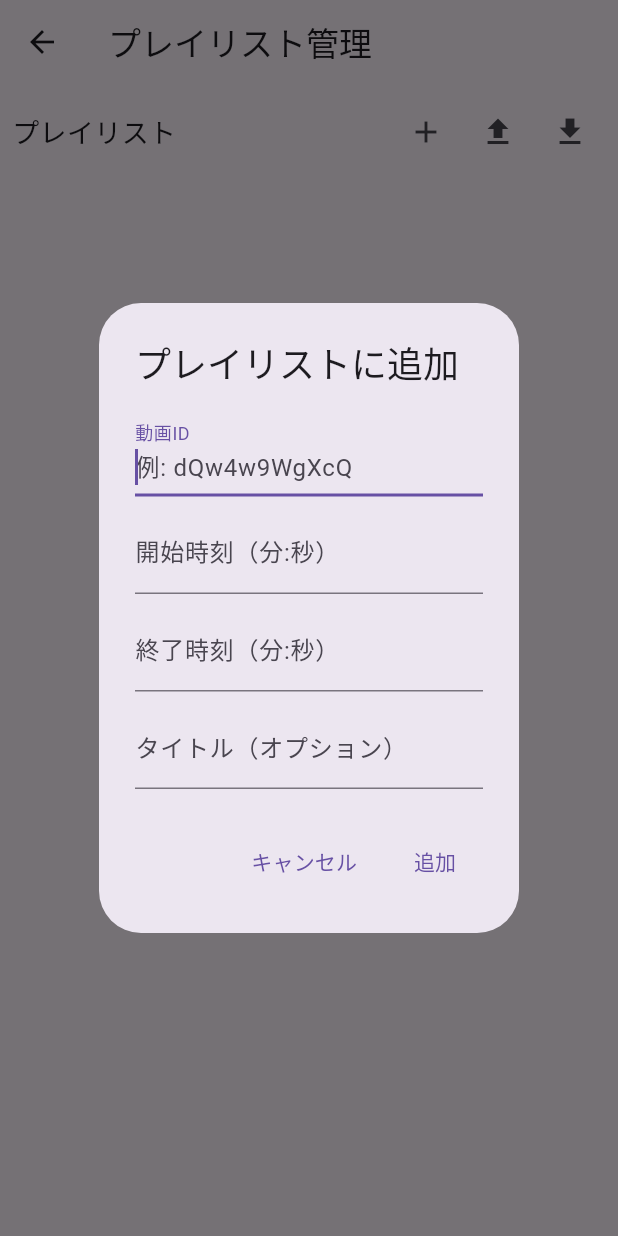
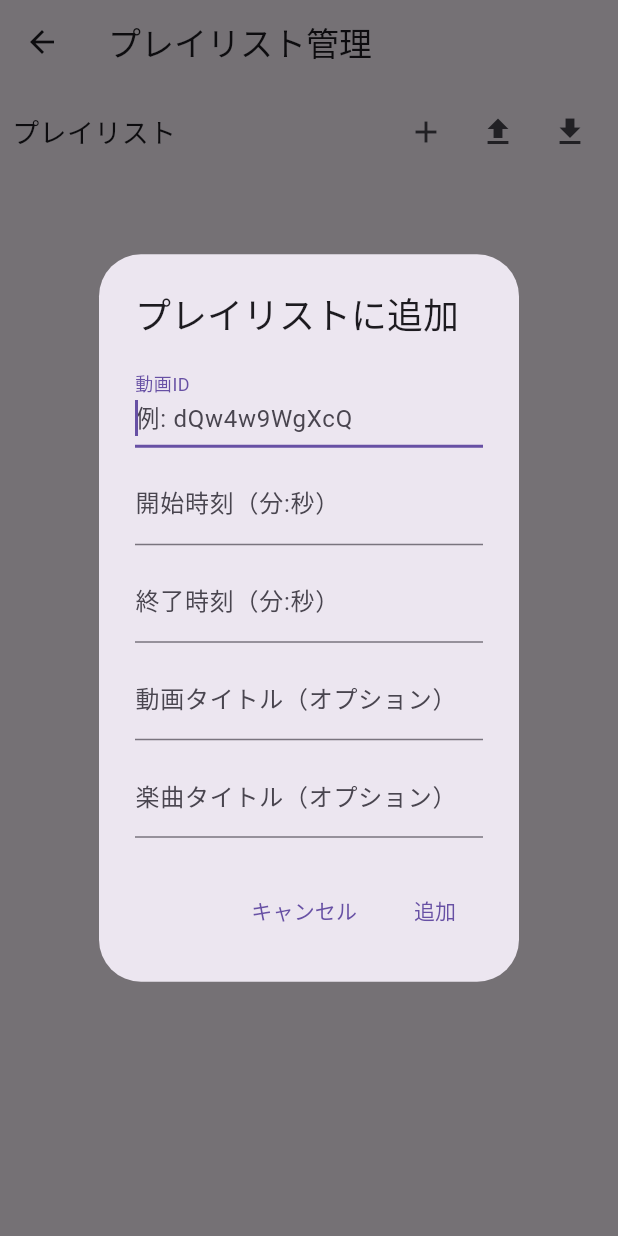
Before and after one commit to LiFE-124C41/uta_picker, a Flutter app: the PlaylistManagementPage screen opened by its route, after a tap on the "add" icon, on a phone screen of 412 x 824 dp. Run offline on Flutter 3.47's test engine with Material 3 defaults, Android fonts, the phone set to English and light mode, and no system bars; our stand-ins replace file_picker, shared_preferences, sqflite_common, sqflite_common_ffi, webview_flutter; missing offline and left inert: dart:html, dart:js, dart:ui_web; accounts and stored records are empty.

Commit message:
add video title

```diff
--- a/lib/domain/entities/playlist_item.dart
+++ b/lib/domain/entities/playlist_item.dart
@@ -3,26 +3,34 @@ class PlaylistItem {
   String videoId;
   int startSec;
   int endSec;
-  String? title; // オプションのタイトル
+  String? videoTitle; // 動画タイトル
+  String? songTitle; // 楽曲タイトル
 
   PlaylistItem({
     required this.videoId,
     required this.startSec,
     required this.endSec,
-    this.title,
+    this.videoTitle,
+    this.songTitle,
   });
 
   Map<String, dynamic> toJson() => {
         'video_id': videoId,
         'start_sec': startSec,
         'end_sec': endSec,
-        'title': title,
+        'video_title': videoTitle,
+        'song_title': songTitle,
       };
 
-  factory PlaylistItem.fromJson(Map<String, dynamic> json) => PlaylistItem(
-        videoId: json['video_id'] as String,
-        startSec: json['start_sec'] as int,
-        endSec: json['end_sec'] as int,
-        title: json['title'] as String?,
-      );
+  factory PlaylistItem.fromJson(Map<String, dynamic> json) {
+    // 後方互換性: 古いデータにtitleがあればsongTitleにマッピング
+    final songTitle = json['song_title'] as String? ?? json['title'] as String?;
+    return PlaylistItem(
+      videoId: json['video_id'] as String,
+      startSec: json['start_sec'] as int,
+      endSec: json['end_sec'] as int,
+      videoTitle: json['video_title'] as String?,
+      songTitle: songTitle,
+    );
+  }
 }
--- a/lib/presentation/pages/playlist_management_page.dart
+++ b/lib/presentation/pages/playlist_management_page.dart
@@ -75,7 +75,8 @@ class _PlaylistManagementPageState extends State<PlaylistManagementPage> {
       initialVideoId: item.videoId,
       initialStartSec: item.startSec,
       initialEndSec: item.endSec,
-      initialTitle: item.title,
+      initialVideoTitle: item.videoTitle,
+      initialSongTitle: item.songTitle,
     );
   }
 
@@ -84,7 +85,8 @@ class _PlaylistManagementPageState extends State<PlaylistManagementPage> {
     String? initialVideoId,
     int? initialStartSec,
     int? initialEndSec,
-    String? initialTitle,
+    String? initialVideoTitle,
+    String? initialSongTitle,
   }) async {
     final videoIdController = TextEditingController(text: initialVideoId ?? '');
     final startSecController = TextEditingController(
@@ -92,7 +94,10 @@ class _PlaylistManagementPageState extends State<PlaylistManagementPage> {
             initialStartSec != null ? _formatTimeString(initialStartSec) : '');
     final endSecController = TextEditingController(
         text: initialEndSec != null ? _formatTimeString(initialEndSec) : '');
-    final titleController = TextEditingController(text: initialTitle ?? '');
+    final videoTitleController =
+        TextEditingController(text: initialVideoTitle ?? '');
+    final songTitleController =
+        TextEditingController(text: initialSongTitle ?? '');
 
     final isEdit = index != null;
     final result = await showDialog<bool>(
@@ -129,9 +134,17 @@ class _PlaylistManagementPageState extends State<PlaylistManagementPage> {
               ),
               SizedBox(height: 8),
               TextField(
-                controller: titleController,
+                controller: videoTitleController,
                 decoration: InputDecoration(
-                  labelText: 'タイトル（オプション）',
+                  labelText: '動画タイトル（オプション）',
+                  hintText: '例: YouTube動画のタイトル',
+                ),
+              ),
+              SizedBox(height: 8),
+              TextField(
+                controller: songTitleController,
+                decoration: InputDecoration(
+                  labelText: '楽曲タイトル（オプション）',
                   hintText: '例: 曲名',
                 ),
               ),
@@ -155,7 +168,8 @@ class _PlaylistManagementPageState extends State<PlaylistManagementPage> {
       final videoId = videoIdController.text.trim();
       final startSecStr = startSecController.text.trim();
       final endSecStr = endSecController.text.trim();
-      final title = titleController.text.trim();
+      final videoTitle = videoTitleController.text.trim();
+      final songTitle = songTitleController.text.trim();
 
       if (videoId.isEmpty || startSecStr.isEmpty || endSecStr.isEmpty) {
         ScaffoldMessenger.of(context).showSnackBar(
@@ -185,10 +199,11 @@ class _PlaylistManagementPageState extends State<PlaylistManagementPage> {
         videoId: videoId,
         startSec: startSec,
         endSec: endSec,
-        title: title.isEmpty ? null : title,
+        videoTitle: videoTitle.isEmpty ? null : videoTitle,
+        songTitle: songTitle.isEmpty ? null : songTitle,
       );
 
-      if (isEdit && index != null) {
+      if (isEdit) {
         await widget.playlistRepository.updatePlaylistItem(index, item);
       } else {
         await widget.playlistRepository.addPlaylistItem(item);
@@ -238,11 +253,11 @@ class _PlaylistManagementPageState extends State<PlaylistManagementPage> {
     }
 
     final sb = StringBuffer();
-    sb.writeln('title,video_id,start_sec,end_sec,link');
+    sb.writeln('video_title,song_title,video_id,start_sec,end_sec,link');
     for (var item in playlist) {
       final link = 'https://youtu.be/${item.videoId}?t=${item.startSec}';
       sb.writeln(
-          '${CsvExport.escape(item.title ?? '')},${item.videoId},${item.startSec},${item.endSec},$link');
+          '${CsvExport.escape(item.videoTitle ?? '')},${CsvExport.escape(item.songTitle ?? '')},${item.videoId},${item.startSec},${item.endSec},$link');
     }
 
     if (kIsWeb) {
@@ -318,11 +333,19 @@ class _PlaylistManagementPageState extends State<PlaylistManagementPage> {
                     itemCount: playlist.length,
                     itemBuilder: (context, idx) {
                       final item = playlist[idx];
+                      final displayTitle = item.songTitle ??
+                          item.videoTitle ??
+                          '動画 ${item.videoId}';
+                      final subtitleParts = <String>[];
+                      if (item.videoTitle != null &&
+                          item.videoTitle != item.songTitle) {
+                        subtitleParts.add('動画: ${item.videoTitle}');
+                      }
+                      subtitleParts.add(
+                          '${item.videoId} @ ${_formatTimeString(item.startSec)} - ${_formatTimeString(item.endSec)}');
                       return ListTile(
-                        title: Text(item.title ?? '動画 ${item.videoId}'),
-                        subtitle: Text(
-                          '${item.videoId} @ ${_formatTimeString(item.startSec)} - ${_formatTimeString(item.endSec)}',
-                        ),
+                        title: Text(displayTitle),
+                        subtitle: Text(subtitleParts.join('\n')),
                         trailing: Row(
                           mainAxisSize: MainAxisSize.min,
                           children: [
```
Also changed, not shown: lib/presentation/pages/home_page.dart (+27 -9 lines).
